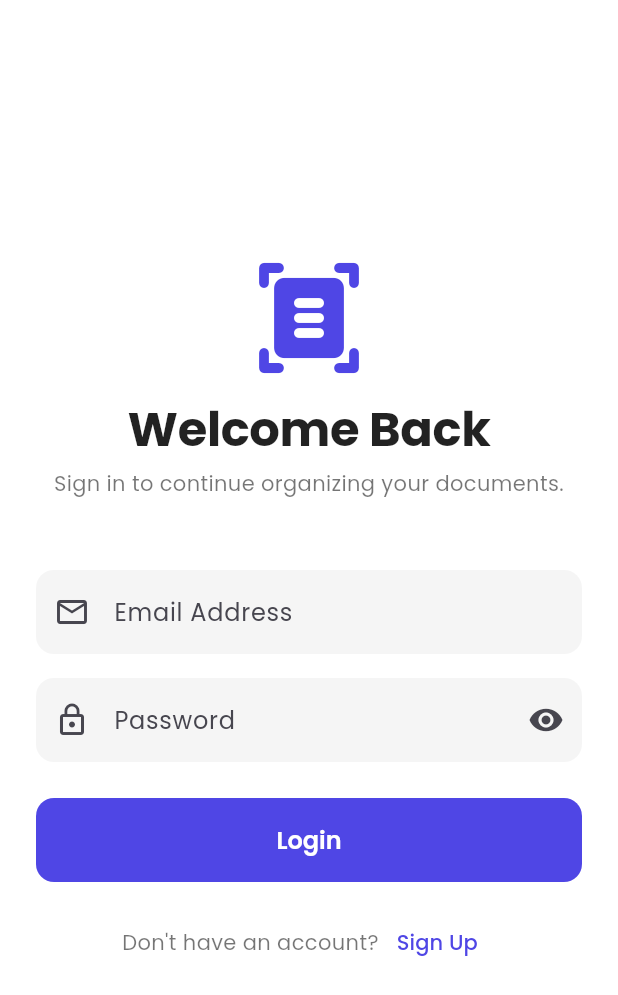
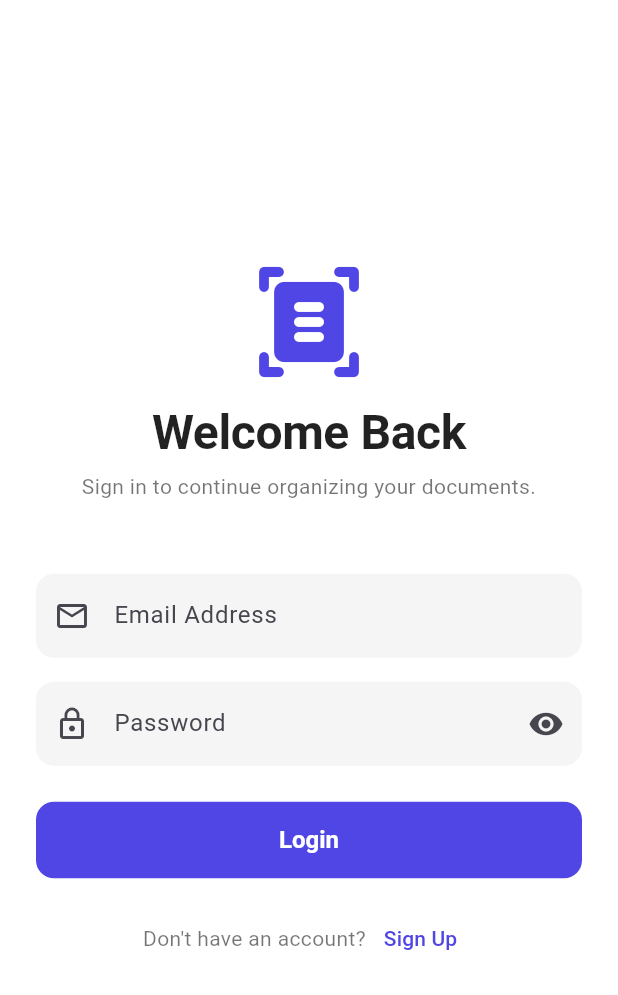
Before and after one commit to phebesfev/Mobile-app-project, a Flutter app: the screen it shows after launch, on a phone screen of 412 x 824 dp. Shown: the top 995 px of the screen. Run offline on Flutter 3.47's test engine with Material 3 defaults, Android fonts, the light colour scheme and no system bars.

Commit message:
Update theme: remove GoogleFonts, use theme fontFamily and sizes

```diff
--- a/app/lib/theme/app_theme.dart
+++ b/app/lib/theme/app_theme.dart
@@ -1,5 +1,5 @@
 import 'package:flutter/material.dart';
-import 'package:google_fonts/google_fonts.dart';
+
 
 class AppTheme {
   // 1. Define the Color Palette
@@ -23,23 +23,20 @@ class AppTheme {
         error: accentColor,
       ),
 
-      // 3. Typography (Google Fonts)
-      // "Poppins" is very popular for modern apps (clean, geometric)
-      textTheme: GoogleFonts.poppinsTextTheme().copyWith(
-        displayLarge: GoogleFonts.poppins(
+      // 3. Typography (Default or custom font family)
+      fontFamily: 'Poppins', // Or your preferred font family, must be available on all platforms
+      textTheme: const TextTheme(
+        displayLarge: TextStyle(
           fontSize: 32,
           fontWeight: FontWeight.bold,
           color: Colors.black87,
         ),
-        titleLarge: GoogleFonts.poppins(
+        titleLarge: TextStyle(
           fontSize: 20,
           fontWeight: FontWeight.w600,
           color: Colors.black87,
         ),
-        bodyMedium: GoogleFonts.poppins(
-          fontSize: 14,
-          color: Colors.black54,
-        ),
+        bodyMedium: TextStyle(fontSize: 14, color: Colors.black54),
       ),
 
       // 4. Component Styling (The "Professional Polish")
@@ -54,7 +51,7 @@ class AppTheme {
           shape: RoundedRectangleBorder(
             borderRadius: BorderRadius.circular(12), // Soft rounded corners
           ),
-          textStyle: GoogleFonts.poppins(
+          textStyle: const TextStyle(
             fontWeight: FontWeight.w600,
             fontSize: 16,
           ),
@@ -65,7 +62,10 @@ class AppTheme {
       inputDecorationTheme: InputDecorationTheme(
         filled: true,
         fillColor: Colors.grey[100],
-        contentPadding: const EdgeInsets.symmetric(horizontal: 20, vertical: 16),
+        contentPadding: const EdgeInsets.symmetric(
+          horizontal: 20,
+          vertical: 16,
+        ),
         border: OutlineInputBorder(
           borderRadius: BorderRadius.circular(12),
           borderSide: BorderSide.none, // No border when inactive (clean look)
```
